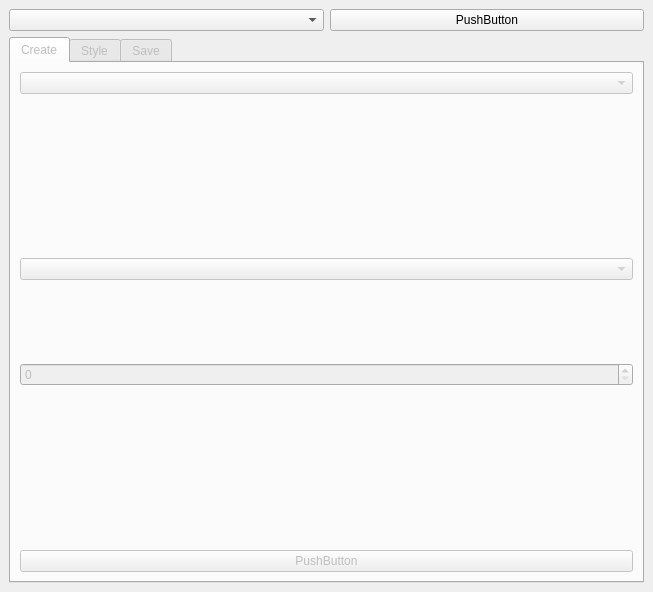
Old version of the form flow_map_builder_dockwidget_base.ui in the repository glebpinigin/flow_map_builder.
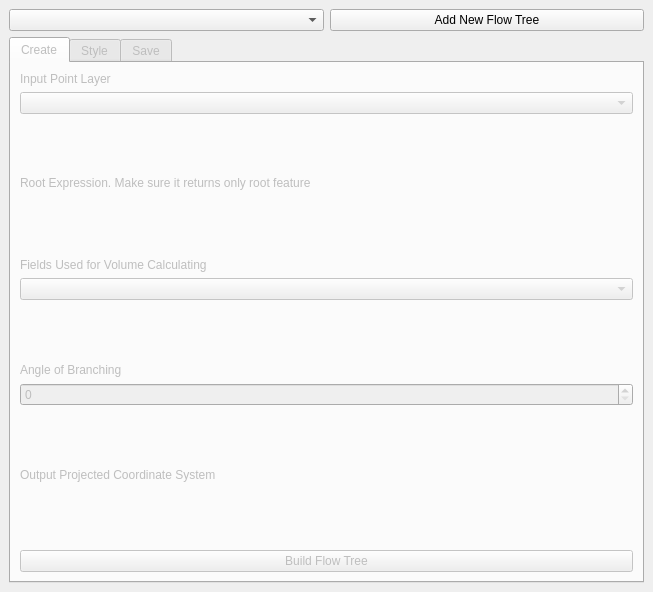
New version of the form. Custom widgets are drawn as their Qt base class.

Diff of the .ui file:
```diff
--- a/flow_map_builder_dockwidget_base.ui
+++ b/flow_map_builder_dockwidget_base.ui
@@ -23,7 +23,7 @@
       <item>
        <widget class="QPushButton" name="add_tree">
         <property name="text">
-         <string>PushButton</string>
+         <string>Add New Flow Tree</string>
         </property>
        </widget>
       </item>
@@ -43,10 +43,14 @@
        </attribute>
        <layout class="QVBoxLayout" name="verticalLayout">
         <item>
-         <widget class="QgsMapLayerComboBox" name="mMapLayerComboBox">
-          <property name="filters">
-           <set>qgis.core.QgsMapLayerProxyModel.PointLayer</set>
+         <widget class="QLabel" name="label">
+          <property name="text">
+           <string>Input Point Layer</string>
           </property>
+         </widget>
+        </item>
+        <item>
+         <widget class="QgsMapLayerComboBox" name="layer_combobox">
           <property name="showCrs">
            <bool>true</bool>
           </property>
@@ -66,7 +70,14 @@
          </spacer>
         </item>
         <item>
-         <widget class="QgsFieldExpressionWidget" name="mFieldExpressionWidget"/>
+         <widget class="QLabel" name="label_2">
+          <property name="text">
+           <string>Root Expression. Make sure it returns only root feature</string>
+          </property>
+         </widget>
+        </item>
+        <item>
+         <widget class="QgsFieldExpressionWidget" name="expression_field"/>
         </item>
         <item>
          <spacer name="verticalSpacer_5">
@@ -82,7 +93,14 @@
          </spacer>
         </item>
         <item>
-         <widget class="QgsFeatureListComboBox" name="mFeatureListComboBox"/>
+         <widget class="QLabel" name="label_3">
+          <property name="text">
+           <string>Fields Used for Volume Calculating</string>
+          </property>
+         </widget>
+        </item>
+        <item>
+         <widget class="QgsFieldComboBox" name="fields_combobox"/>
         </item>
         <item>
          <spacer name="verticalSpacer_4">
@@ -98,7 +116,14 @@
          </spacer>
         </item>
         <item>
-         <widget class="QgsSpinBox" name="mQgsSpinBox"/>
+         <widget class="QLabel" name="label_4">
+          <property name="text">
+           <string>Angle of Branching</string>
+          </property>
+         </widget>
+        </item>
+        <item>
+         <widget class="QgsSpinBox" name="alpha_spin_box"/>
         </item>
         <item>
          <spacer name="verticalSpacer_3">
@@ -113,6 +138,13 @@
           </property>
          </spacer>
         </item>
+        <item>
+         <widget class="QLabel" name="label_5">
+          <property name="text">
+           <string>Output Projected Coordinate System</string>
+          </property>
+         </widget>
+        </item>
         <item>
          <widget class="QgsProjectionSelectionWidget" name="mQgsProjectionSelectionWidget"/>
         </item>
@@ -130,9 +162,9 @@
          </spacer>
         </item>
         <item>
-         <widget class="QPushButton" name="pushButton">
+         <widget class="QPushButton" name="push_button">
           <property name="text">
-           <string>PushButton</string>
+           <string>Build Flow Tree</string>
           </property>
          </widget>
         </item>
@@ -155,7 +187,7 @@
  </widget>
  <customwidgets>
   <customwidget>
-   <class>QgsFeatureListComboBox</class>
+   <class>QgsFieldComboBox</class>
    <extends>QComboBox</extends>
    <header>qgis.gui</header>
   </customwidget>
```
